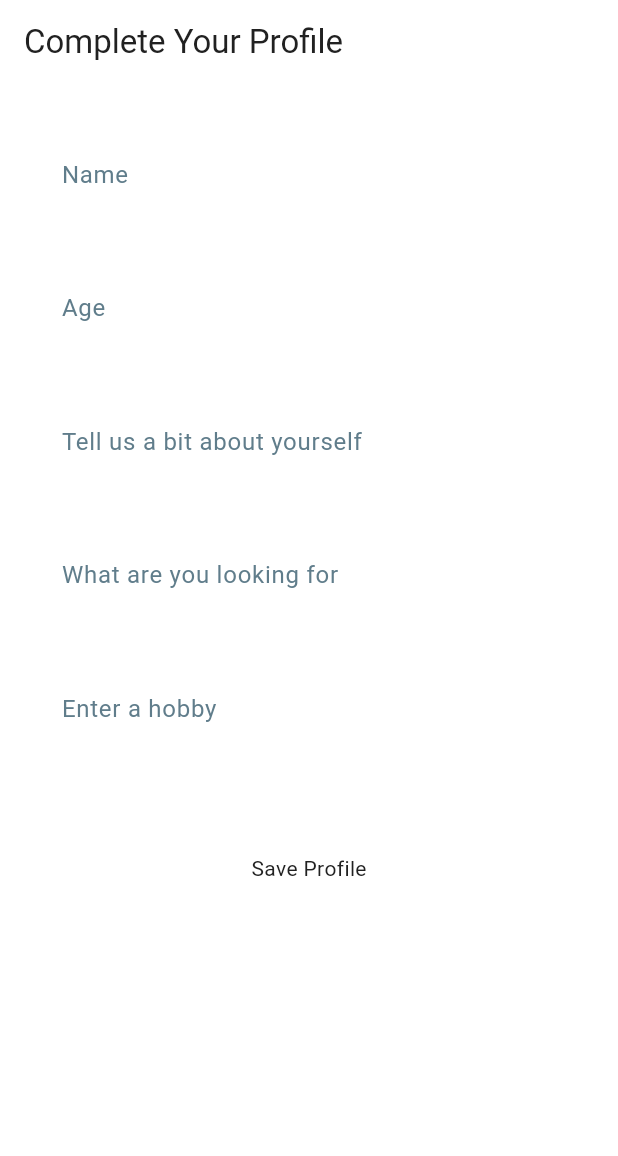
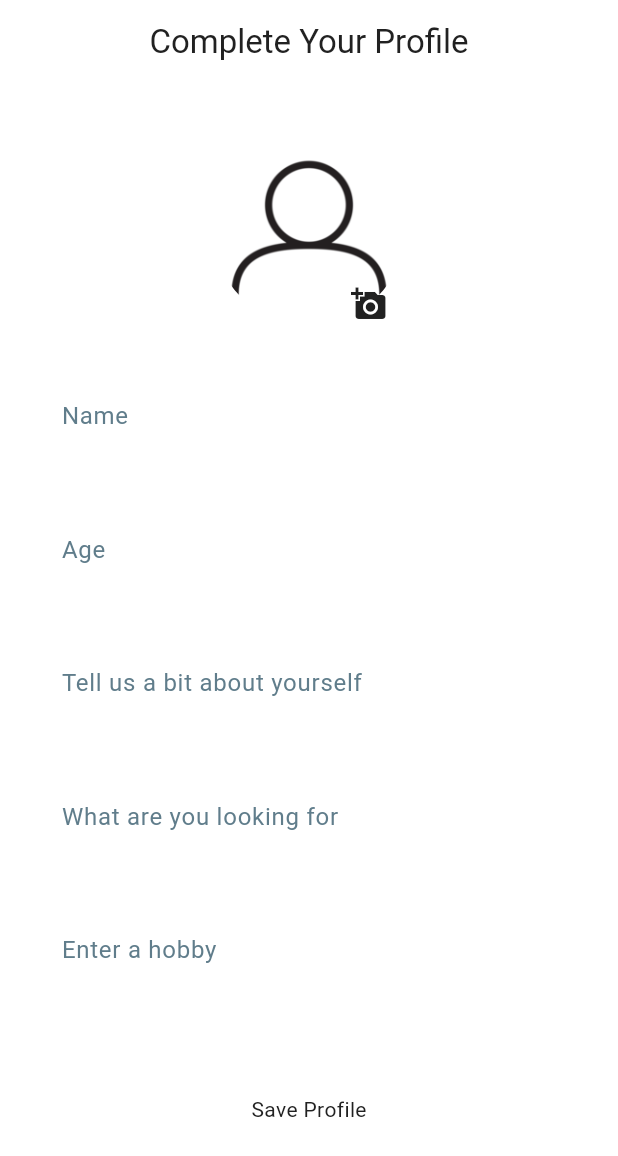
Before and after one commit to rahias20/DineConnect, a Flutter app: the screen it shows after launch, on a phone screen of 412 x 824 dp. Shown: the top 1156 px of the screen. Run offline on Flutter 3.47's test engine with Material 3 defaults, Android fonts, the phone set to English and light mode, and no system bars; our stand-ins replace cloud_firestore, firebase_auth, firebase_core, firebase_storage, image_picker; missing offline and left inert: dart:ffi; accounts and stored records are empty.

Commit message:
profile picture upload added to profile setup

```diff
--- a/lib/models/user_profile.dart
+++ b/lib/models/user_profile.dart
@@ -4,7 +4,7 @@ class UserProfile {
   final int age;
   final String bio;
   final String lookingFor;
-  // final String imageUrl;
+  final String? imageUrl;
   final List<String> hobbies;
 
   UserProfile({
@@ -13,7 +13,7 @@ class UserProfile {
     required this.age,
     required this.bio,
     required this.lookingFor,
-    // required this.imageUrl,
+    this.imageUrl,
     required this.hobbies,
   });
 
@@ -25,7 +25,7 @@ class UserProfile {
       'age': age,
       'bio': bio,
       'lookingFor': lookingFor,
-      // 'imageUrl': imageUrl,
+      'imageUrl': imageUrl ?? "",
       'hobbies': hobbies
     };
   }
@@ -38,8 +38,7 @@ class UserProfile {
         age: map['age'],
         bio: map['bio'],
         lookingFor: map['lookingFor'],
-        // imageUrl: map['imageUrl'],
-        hobbies: map['hobbies']
-    );
+        imageUrl: map['imageUrl'] as String?, // cast as String since it can be null
+        hobbies: map['hobbies']);
   }
 }
--- a/lib/pages/profile_complete_page.dart
+++ b/lib/pages/profile_complete_page.dart
@@ -1,11 +1,16 @@
+import 'dart:ffi';
+import 'dart:io';
+
 import 'package:cloud_firestore/cloud_firestore.dart';
 import 'package:dine_connect/components/my_button.dart';
 import 'package:dine_connect/components/my_list_field.dart';
 import 'package:dine_connect/components/my_textfield.dart';
 import 'package:firebase_core/firebase_core.dart';
+import 'package:firebase_storage/firebase_storage.dart';
 import 'package:flutter/material.dart';
 import 'package:dine_connect/models/user_profile.dart';
 import 'package:dine_connect/services/authentication/auth_service.dart';
+import 'package:image_picker/image_picker.dart';
 
 import 'home_page.dart';
 
@@ -70,8 +75,12 @@ class _ProfileCompletePageState extends State<ProfileCompletePage> {
       _isHobbiesEmpty = hobbies.isEmpty;
     });
     // check if any validation failed
-    hasErrors = _isNameEmpty || _isAgeEmpty || _isBioEmpty || _isLookingForEmpty || _isHobbiesEmpty;
-    if (hasErrors){
+    hasErrors = _isNameEmpty ||
+        _isAgeEmpty ||
+        _isBioEmpty ||
+        _isLookingForEmpty ||
+        _isHobbiesEmpty;
+    if (hasErrors) {
       return;
     }
     final userProfile = UserProfile(
@@ -80,7 +89,8 @@ class _ProfileCompletePageState extends State<ProfileCompletePage> {
         age: int.parse(_ageController.text),
         bio: _bioController.text,
         lookingFor: _lookingForController.text,
-        hobbies: hobbies);
+        hobbies: hobbies,
+        imageUrl: imageUrl);
     // save the user profile to the database
     await FirebaseFirestore.instance
         .collection('userProfiles')
@@ -91,6 +101,35 @@ class _ProfileCompletePageState extends State<ProfileCompletePage> {
         (Route<dynamic> route) => false);
   }
 
+  // select profile picture
+  Future<void> selectImage() async {
+    final ImagePicker imagePicker = ImagePicker();
+    final XFile? file =
+        await imagePicker.pickImage(source: ImageSource.gallery);
+    if (file != null) {
+      setState(() {
+        imageUrl = file.path;
+      });
+      await _uploadImage(File(file.path));
+    }
+  }
+
+  // upload the selected image
+  Future<void> _uploadImage(File imageFile) async {
+    String userId = _authService.getCurrentUser()!.uid;
+    String fileName = 'userProfiles/$userId/$imageFile.path';
+    Reference storageRef = FirebaseStorage.instance.ref().child(fileName);
+
+
+    UploadTask uploadTask = storageRef.putFile(imageFile);
+    TaskSnapshot snapshot = await uploadTask;
+    String imgUrl = await snapshot.ref.getDownloadURL();
+    setState(() {
+      imageUrl = imgUrl;
+    });
+
+  }
+
   @override
   Widget build(BuildContext context) {
     final double screenHeight = MediaQuery.of(context).size.height;
@@ -98,11 +137,31 @@ class _ProfileCompletePageState extends State<ProfileCompletePage> {
 
     return Scaffold(
       appBar: AppBar(
-        title: Text("Complete Your Profile"),
+        title: const Center(child: Text("Complete Your Profile")),
       ),
       body: SingleChildScrollView(
         child: Column(
           children: [
+            SizedBox(height: screenHeight * 0.04),
+            Stack(
+              children: [
+                CircleAvatar(
+                  radius: 64,
+                  backgroundImage: imageUrl.isNotEmpty
+                      ? FileImage(File(imageUrl))
+                      : const AssetImage('lib/images/profile_icon.png') as ImageProvider,
+                  backgroundColor: Colors.white60,
+                ),
+                Positioned(
+                  bottom: -10,
+                  left: 80,
+                  child: IconButton(
+                    onPressed: () => selectImage(),
+                    icon: const Icon(Icons.add_a_photo),
+                  ),
+                )
+              ],
+            ),
             SizedBox(height: screenHeight * 0.04),
             MyTextField(
                 hintText: 'Name',
--- a/pubspec.yaml
+++ b/pubspec.yaml
@@ -39,6 +39,8 @@ dependencies:
   firebase_core: ^2.25.4
   firebase_auth: ^4.17.4
   cloud_firestore: ^4.15.5
+  image_picker: ^1.0.7
+  firebase_storage: ^11.6.7
 
 dev_dependencies:
   flutter_test:
```
Also changed, not shown: lib/images/profile_icon.png (added), pubspec.lock.
